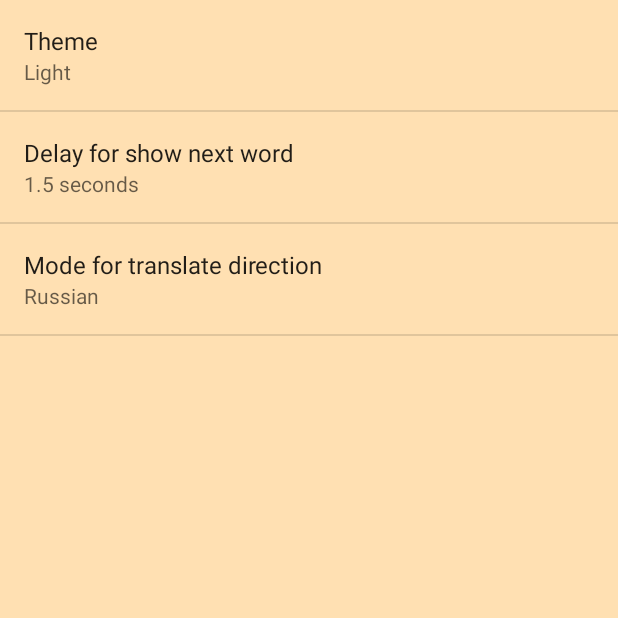
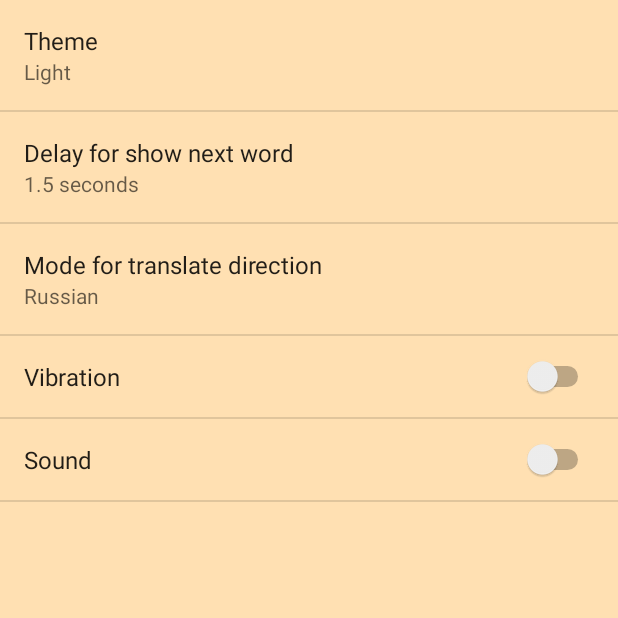
Before and after one commit to zhdanov-ek/LearnWords, an Android app: the InputActivity screen opened directly, with no data from a screen before it, in the options menu, after a tap on "Settings", on a phone screen of 412 x 824 dp, the top half of it. Run offline under Robolectric (Android 15) with nearby library versions, the phone set to English and light mode, and no system bars.

Commit message:
Add sound and vibration

```diff
--- a/app/src/main/AndroidManifest.xml
+++ b/app/src/main/AndroidManifest.xml
@@ -3,6 +3,7 @@
     package="com.example.gek.learnwords">
 
     <uses-permission android:name="android.permission.WRITE_EXTERNAL_STORAGE" />
+    <uses-permission android:name="android.permission.VIBRATE"/>
 
     <application
         android:allowBackup="true"
--- a/app/src/main/java/com/example/gek/learnwords/activity/InputActivity.java
+++ b/app/src/main/java/com/example/gek/learnwords/activity/InputActivity.java
@@ -11,6 +11,7 @@ import android.content.Intent;
 import android.content.SharedPreferences;
 import android.database.Cursor;
 import android.os.Bundle;
+import android.os.Vibrator;
 import android.preference.PreferenceManager;
 import android.support.v7.app.AppCompatActivity;
 import android.support.v7.widget.Toolbar;
@@ -39,6 +40,9 @@ public class InputActivity extends AppCompatActivity implements View.OnClickList
     private static final String TAG = "GEK";
 
     private String mPrefDirection;           // направление перевода
+    private Boolean mSound;
+    private Boolean mVibration;
+
     private String mColumnWordOriginal;      // Значение поля (rus/eng) с которого переводим текущее слово
 
     //todo выводить статистику правильных и неправильных ответов в конце
@@ -111,6 +115,15 @@ public class InputActivity extends AppCompatActivity implements View.OnClickList
         mPrefDirection = prefs.getString(
                 getResources().getString(R.string.pref_direction_key),
                 getResources().getString(R.string.pref_direction_default));
+
+        mVibration = prefs.getBoolean(
+                getResources().getString(R.string.pref_vibration_key),
+                false);
+
+        mSound = prefs.getBoolean(
+                getResources().getString(R.string.pref_sound_key),
+                false);
+
         setDirectionTranslate();
 
         // показываем первое слово
@@ -165,6 +178,10 @@ public class InputActivity extends AppCompatActivity implements View.OnClickList
         if (mWordTranslate.contains(answer)) {
             return true;
         } else {
+            if (mVibration){
+                Vibrator vibrator = (Vibrator) getSystemService(Context.VIBRATOR_SERVICE);
+                vibrator.vibrate(300);
+            }
             return false;
         }
     }
--- a/app/src/main/java/com/example/gek/learnwords/activity/SettingsActivity.java
+++ b/app/src/main/java/com/example/gek/learnwords/activity/SettingsActivity.java
@@ -1,18 +1,30 @@
 package com.example.gek.learnwords.activity;
 
+import android.content.Context;
+import android.content.SharedPreferences;
 import android.os.Bundle;
+import android.os.Vibrator;
 import android.preference.ListPreference;
 import android.preference.Preference;
 import android.preference.PreferenceManager;
 import android.support.v7.widget.Toolbar;
+import android.util.Log;
 
 import com.example.gek.learnwords.R;
 
+
+
+//todo нормально разобраться с настройками
+
 public class SettingsActivity extends AppCompatPreferenceActivity
     implements Preference.OnPreferenceChangeListener{
+
+    private final static String TAG = "Preferences: ";
+
     @Override
     protected void onCreate(Bundle savedInstanceState) {
         super.onCreate(savedInstanceState);
+
 
         // Подгружаем описанные в ХМЛ опции
         addPreferencesFromResource(R.xml.pref_general);
@@ -22,6 +34,17 @@ public class SettingsActivity extends AppCompatPreferenceActivity
         bindPreferenceSummaryToValue(findPreference(getString(R.string.pref_theme_key)));
         bindPreferenceSummaryToValue(findPreference(getString(R.string.pref_delay_key)));
         bindPreferenceSummaryToValue(findPreference(getString(R.string.pref_direction_key)));
+
+
+        // Получаем вибратор и если его нет то блокируем опцию в меню
+        Vibrator v = (Vibrator) getSystemService(Context.VIBRATOR_SERVICE);
+        if (!v.hasVibrator()) {
+            getPreferenceScreen().findPreference(getResources().getString(R.string.pref_vibration_key)).setEnabled(false);
+            getPreferenceScreen().findPreference(getResources().getString(R.string.pref_vibration_key)).setDefaultValue(false);
+            Log.i(TAG, "No vibrator on device ");
+        } else {
+            getPreferenceScreen().findPreference(getResources().getString(R.string.pref_vibration_key)).setEnabled(true);
+        }
 
     }
 
--- a/app/src/main/res/values/settings.xml
+++ b/app/src/main/res/values/settings.xml
@@ -19,4 +19,10 @@
     <string name="pref_direction_key" translatable="false">direction_key</string>
     <string name="pref_direction_default" translatable="false">direction_rus</string>
 
+    <string name="pref_vibration_title">Vibration</string>
+    <string name="pref_vibration_key" translatable="false">vibration_key</string>
+
+    <string name="pref_sound_title">Sound</string>
+    <string name="pref_sound_key" translatable="false">sound_key</string>
+
 </resources>
--- a/app/src/main/res/xml/pref_general.xml
+++ b/app/src/main/res/xml/pref_general.xml
@@ -21,4 +21,16 @@
         android:key="@string/pref_direction_key"
         android:title="@string/pref_direction_title" />
 
+    <SwitchPreference
+        android:key="@string/pref_vibration_key"
+        android:title="@string/pref_vibration_title"
+        android:switchTextOn=""
+        android:switchTextOff=""/>
+
+    <SwitchPreference
+        android:key="@string/pref_sound_key"
+        android:title="@string/pref_sound_title"
+        android:switchTextOn=""
+        android:switchTextOff="" />
+
 </PreferenceScreen>
```
Also changed, not shown: app/src/main/java/com/example/gek/learnwords/activity/VariantActivity.java (+65 -5 lines), app/src/main/java/com/example/gek/learnwords/data/MyApplication.java (added, +15 -0 lines), 2 other files.
